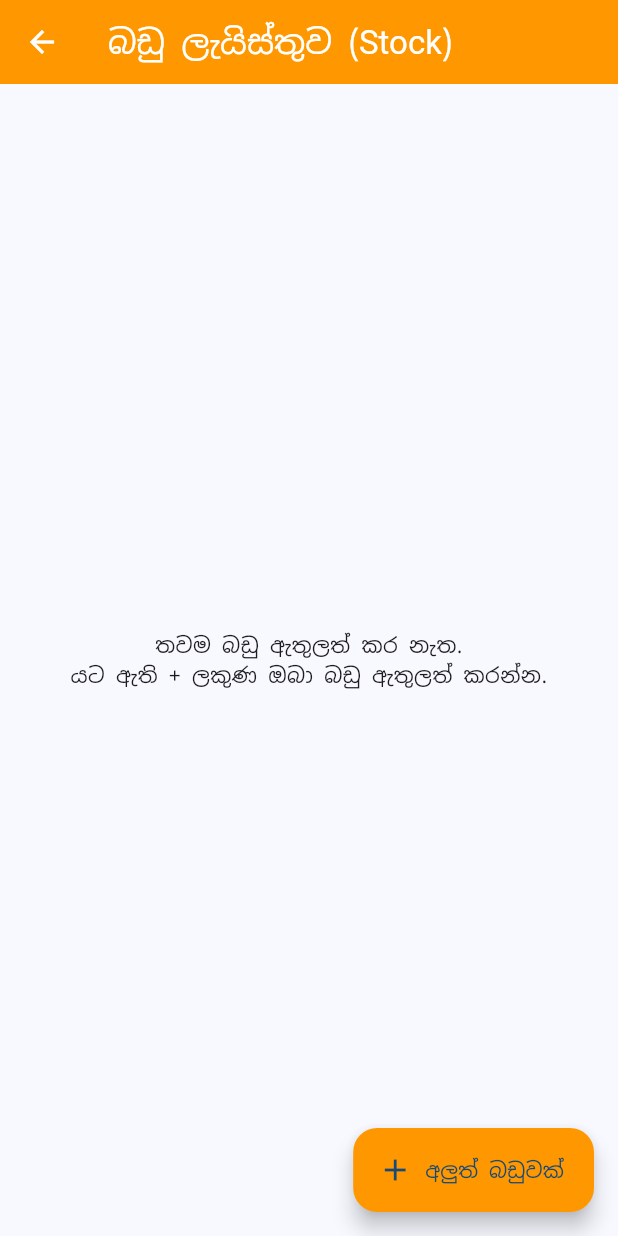
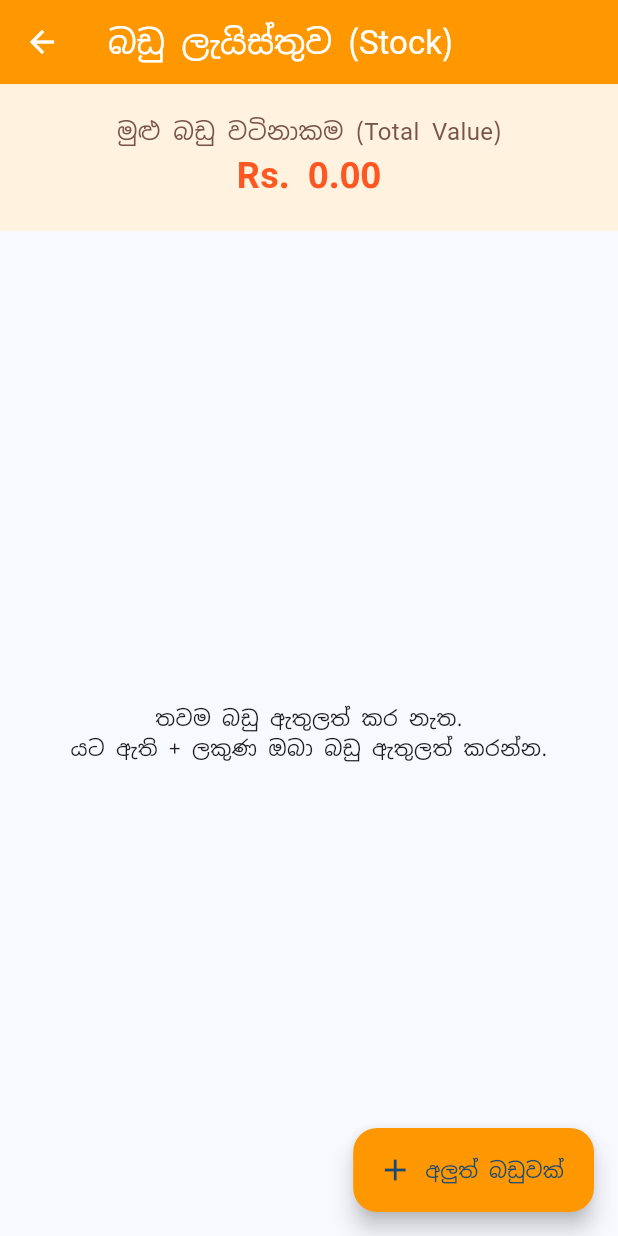
Before and after one commit to Zaincasper69/sales_buddy, a Flutter app: the screen it shows after launch, after a tap on "බඩු විස්තර (Stock List)", on a phone screen of 412 x 824 dp. Run offline on Flutter 3.47's test engine with Material 3 defaults, Android fonts, the light colour scheme and no system bars; our stand-ins replace google_fonts, sqflite; accounts and stored records are empty.

Commit message:
Update Stock List screen

```diff
--- a/lib/screens/stock_list_screen.dart
+++ b/lib/screens/stock_list_screen.dart
@@ -12,6 +12,7 @@ class StockListScreen extends StatefulWidget {
 class _StockListScreenState extends State<StockListScreen> {
   List<Map<String, dynamic>> _products = [];
   bool _isLoading = true;
+  double _totalInventoryValue = 0;
 
   @override
   void initState() {
@@ -21,10 +22,48 @@ class _StockListScreenState extends State<StockListScreen> {
 
   void _refreshProductList() async {
     final data = await DatabaseHelper.instance.getAllProducts();
+
+    double totalVal = 0;
+    for (var item in data) {
+      double bPrice = item['buying_price'];
+      int stock = item['stock'];
+      totalVal += (bPrice * stock);
+    }
+
     setState(() {
       _products = data;
+      _totalInventoryValue = totalVal;
       _isLoading = false;
     });
+  }
+
+  void _deleteItem(int id) {
+    showDialog(
+      context: context,
+      builder: (context) => AlertDialog(
+        title: const Text("අයිටම් එක මකන්නද?"),
+        content: const Text("මෙය ස්ටොක් එකෙන් ස්ථිරවම ඉවත් වනු ඇත."),
+        actions: [
+          TextButton(
+            onPressed: () => Navigator.pop(context),
+            child: const Text("නෑ"),
+          ),
+          TextButton(
+            onPressed: () async {
+              Navigator.pop(context);
+              await DatabaseHelper.instance.deleteProduct(id);
+              _refreshProductList();
+              if (mounted) {
+                ScaffoldMessenger.of(context).showSnackBar(
+                  const SnackBar(content: Text("සාර්ථකව ඉවත් කරන ලදි!")),
+                );
+              }
+            },
+            child: const Text("ඔව්, මකන්න", style: TextStyle(color: Colors.red)),
+          ),
+        ],
+      ),
+    );
   }
 
   @override
@@ -35,8 +74,32 @@ class _StockListScreenState extends State<StockListScreen> {
         backgroundColor: Colors.orange,
         foregroundColor: Colors.white,
       ),
+      body: Column(
+        children: [
+          Container(
+            padding: const EdgeInsets.all(20),
+            width: double.infinity,
+            color: Colors.orange.shade50,
+            child: Column(
+              children: [
+                const Text(
+                  "මුළු බඩු වටිනාකම (Total Value)",
+                  style: TextStyle(fontSize: 16, color: Colors.brown),
+                ),
+                Text(
+                  "Rs. ${_totalInventoryValue.toStringAsFixed(2)}",
+                  style: const TextStyle(
+                    fontSize: 24,
+                    fontWeight: FontWeight.bold,
+                    color: Colors.deepOrange
+                  ),
+                ),
+              ],
+            ),
+          ),
 
-      body: _isLoading
+          Expanded(
+            child: _isLoading
                 ? const Center(child: CircularProgressIndicator())
                 : _products.isEmpty
                     ? const Center(child: Text("තවම බඩු ඇතුලත් කර නැත.\nයට ඇති + ලකුණ ඔබා බඩු ඇතුලත් කරන්න.", textAlign: TextAlign.center))
@@ -53,7 +116,7 @@ class _StockListScreenState extends State<StockListScreen> {
                             child: ListTile(
                               leading: CircleAvatar(
                                 backgroundColor: isLowStock ? Colors.red : Colors.blueAccent,
-                          child: Icon(Icons.inventory_2, color: Colors.white),
+                                child: const Icon(Icons.inventory_2, color: Colors.white),
                               ),
                               title: Text(
                                 item['name'],
@@ -62,36 +125,29 @@ class _StockListScreenState extends State<StockListScreen> {
                               subtitle: Column(
                                 crossAxisAlignment: CrossAxisAlignment.start,
                                 children: [
-                            Text("විකුණන මිල: රු. ${item['selling_price']}"),
-
+                                  Text("ගාන: Rs. ${item['buying_price']} (Buy) | Rs. ${item['selling_price']} (Sell)"),
                                   Text(
-                              "තියෙන ප්‍රමාණය: $stock",
+                                    "Stock: $stock",
                                     style: TextStyle(
-                                color: isLowStock ? Colors.red : Colors.grey[700],
+                                      color: isLowStock ? Colors.red : Colors.green,
                                       fontWeight: FontWeight.bold,
                                     ),
                                   ),
-                            if (isLowStock)
-                              const Text("⚠️ ඉවර වෙන්න ළඟයි!", style: TextStyle(color: Colors.red, fontSize: 12)),
                                 ],
                               ),
                               trailing: IconButton(
-                          icon: const Icon(Icons.delete, color: Colors.grey),
-                          onPressed: () {
-
-                            ScaffoldMessenger.of(context).showSnackBar(
-                              const SnackBar(content: Text("Delete කිරීම පසුව සාදමු...")),
-                            );
-                          },
+                                icon: const Icon(Icons.delete, color: Colors.redAccent),
+                                onPressed: () => _deleteItem(item['id']),
                               ),
                             ),
                           );
                         },
                       ),
-
+          ),
+        ],
+      ),
       floatingActionButton: FloatingActionButton.extended(
         onPressed: () async {
-
           await Navigator.push(
             context,
             MaterialPageRoute(builder: (context) => const AddProductScreen()),
```
Lines whose indentation alone changed are shown as unchanged.
